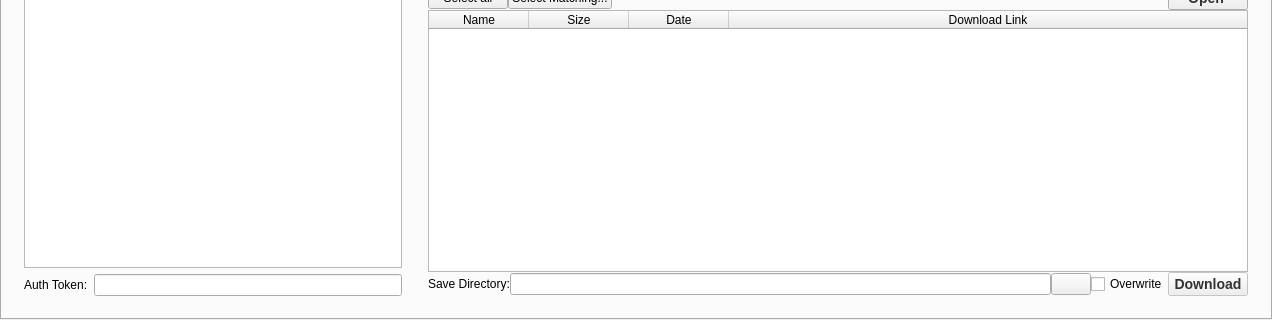
The window that mainwindow.ui (frankyeh/DSI-Studio) describes before a commit, drawn with Qt 5; both pictures show x 0 to 1272 and y 438 to 758 of the 1272 by 758 pixel window.
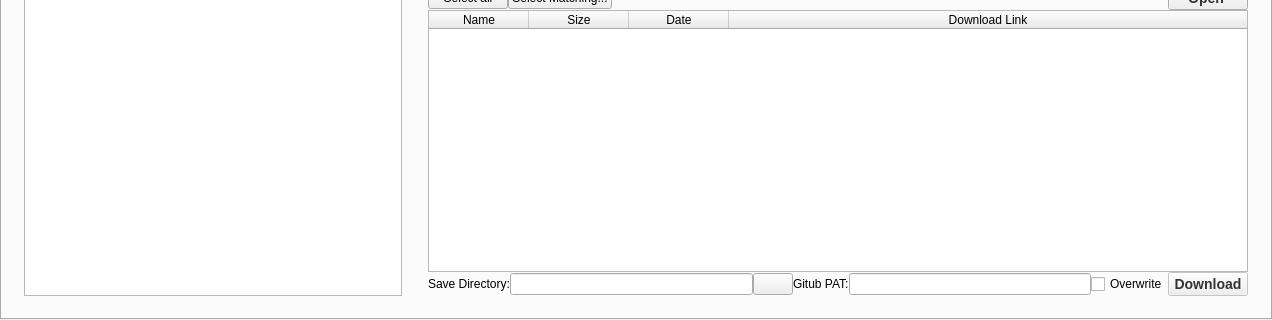
The same window after the commit. Icons and pictures are not drawn.

The edit to the form file:
```diff
--- a/mainwindow.ui
+++ b/mainwindow.ui
@@ -2771,27 +2771,6 @@
               </column>
              </widget>
             </item>
-            <item>
-             <layout class="QHBoxLayout" name="horizontalLayout_7">
-              <property name="bottomMargin">
-               <number>0</number>
-              </property>
-              <item>
-               <widget class="QLabel" name="label_50">
-                <property name="text">
-                 <string>Auth Token:</string>
-                </property>
-               </widget>
-              </item>
-              <item>
-               <widget class="QLineEdit" name="github_token">
-                <property name="echoMode">
-                 <enum>QLineEdit::PasswordEchoOnEdit</enum>
-                </property>
-               </widget>
-              </item>
-             </layout>
-            </item>
            </layout>
           </widget>
           <widget class="QWidget" name="widget_10" native="true">
@@ -3054,6 +3033,20 @@
                     </property>
                    </widget>
                   </item>
+                  <item>
+                   <widget class="QLabel" name="label_50">
+                    <property name="text">
+                     <string>Gitub PAT:</string>
+                    </property>
+                   </widget>
+                  </item>
+                  <item>
+                   <widget class="QLineEdit" name="github_token">
+                    <property name="echoMode">
+                     <enum>QLineEdit::PasswordEchoOnEdit</enum>
+                    </property>
+                   </widget>
+                  </item>
                   <item>
                    <widget class="QCheckBox" name="download_overwrite">
                     <property name="text">
```
